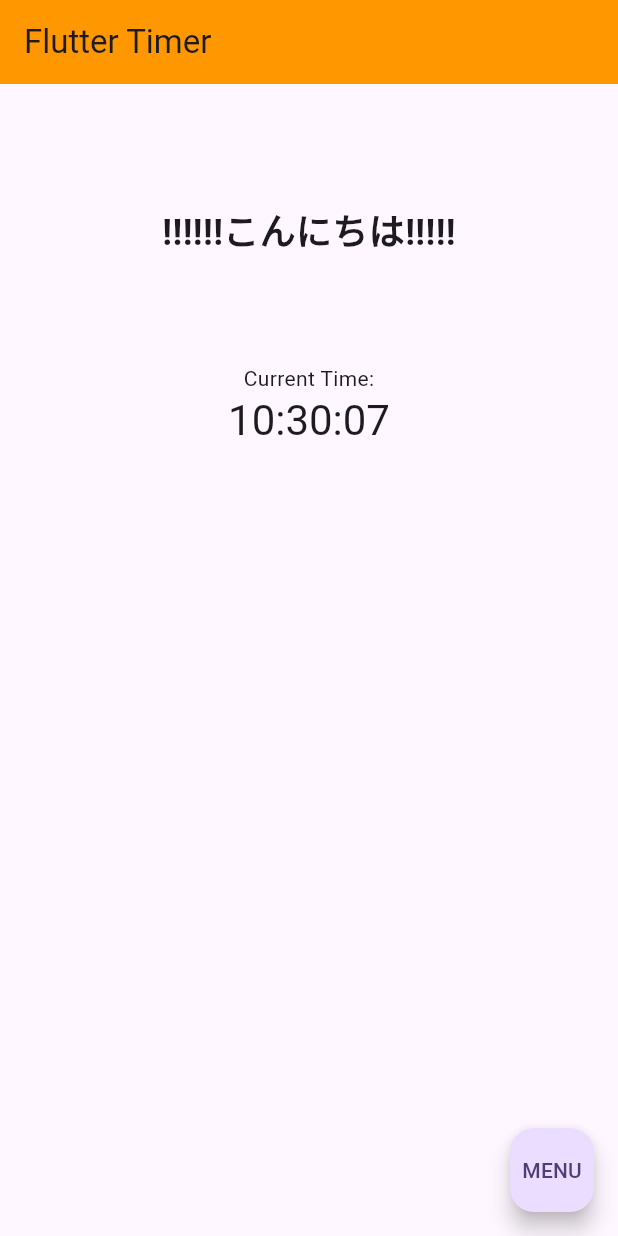
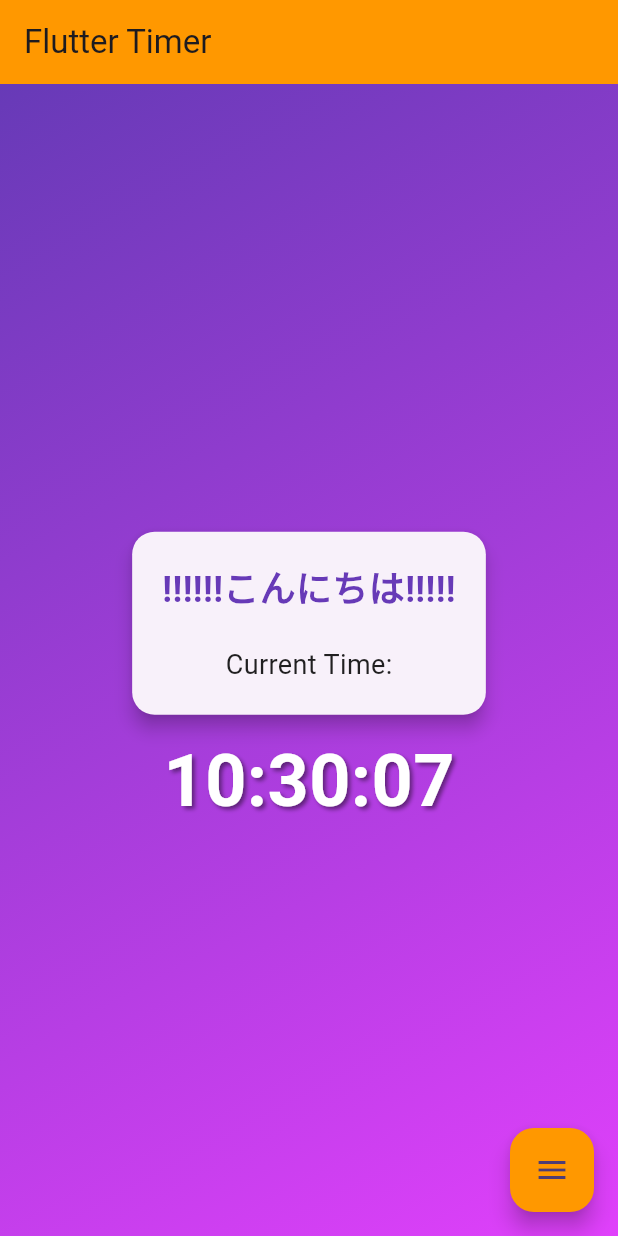
Before and after one commit to Shi-ori/Fultter, a Flutter app: the screen it shows after launch, on a phone screen of 412 x 824 dp. Run offline on Flutter 3.47's test engine with Material 3 defaults, Android fonts, the phone set to English and light mode, and no system bars; our stand-ins replace flutter_local_notifications, stop_watch_timer; missing offline and left inert: dart:js_interop.

Commit message:
mainのレイアウトをグラデーションを使っておしゃれにしました

```diff
--- a/fultter_task/lib/main.dart
+++ b/fultter_task/lib/main.dart
@@ -1,5 +1,3 @@
-import 'dart:html';
-
 import 'package:flutter/material.dart';
 import 'dart:async';
 import 'menu.dart';
@@ -15,8 +13,9 @@ class MyApp extends StatelessWidget {
     return MaterialApp(
       title: 'Flutter Timer',
       theme: ThemeData(
-        colorScheme: ColorScheme.fromSeed(seedColor: Colors.deepPurple),
-        useMaterial3: true,
+        colorScheme: ColorScheme.fromSeed(seedColor: Colors.deepPurple),//色を設定
+        useMaterial3: true, //Googleのフレームワーク
+        fontFamily: 'Roboto', // font指定
       ),
       home: const MyHomePage(title: 'Flutter Timer'),
     );
@@ -36,7 +35,7 @@ class _MyHomePageState extends State<MyHomePage> {
   String _currentTime = '';
 
   @override
-  void initState() { //タイマ更新
+  void initState() {
     super.initState();
     _updateTime();
     Timer.periodic(const Duration(seconds: 1), (Timer t) => _updateTime());
@@ -58,28 +57,70 @@ class _MyHomePageState extends State<MyHomePage> {
         title: Text(widget.title),
         backgroundColor: Colors.orange,
       ),
-      body: Center(
+      body: Container(
+        decoration: BoxDecoration(
+          gradient: LinearGradient(
+            colors: [Colors.deepPurple, Colors.purpleAccent], //グラデーション
+            begin: Alignment.topLeft, //グラデーション開始位置
+            end: Alignment.bottomRight,// 終了位置
+          ),
+        ),
+        child: Center(
           child: Column(
-          mainAxisAlignment: MainAxisAlignment.start,
+            mainAxisAlignment: MainAxisAlignment.center,
             children: <Widget>[
               const SizedBox(height: 80),
-            const Text(
+              Card(
+                margin: const EdgeInsets.symmetric(horizontal: 20, vertical: 10),
+                elevation: 5,
+                shape: RoundedRectangleBorder(
+                  borderRadius: BorderRadius.circular(15),
+                ),
+                child: Padding(
+                  padding: const EdgeInsets.all(20.0),
+                  child: Column(
+                    children: const <Widget>[
+                      Text(
                         '!!!!!!こんにちは!!!!!',
-              style: TextStyle(fontSize: 24, fontWeight: FontWeight.bold),
+                        style: TextStyle(
+                          fontSize: 24,
+                          fontWeight: FontWeight.bold,
+                          color: Colors.deepPurple,
                         ),
-            const SizedBox(height: 70),
-            const Text(
+                      ),
+                      SizedBox(height: 20),
+                      Text(
                         'Current Time:',
+                        style: TextStyle(
+                          fontSize: 18,
+                          color: Colors.black87,
+                        ),
+                      ),
+                    ],
+                  ),
+                ),
               ),
               Text(
                 _currentTime,
-              style: Theme.of(context).textTheme.headline4,
+                style: TextStyle(
+                  fontSize: 48,
+                  fontWeight: FontWeight.bold,
+                  color: Colors.white,
+                  shadows: [
+                    Shadow(
+                      offset: Offset(2, 2),
+                      blurRadius: 3,
+                      color: Colors.black45,
+                    ),
+                  ],
+                ),
               ),
               const SizedBox(height: 60),
             ],
           ),
         ),
-      floatingActionButton: FloatingActionButton( //メニュー遷移
+      ),
+      floatingActionButton: FloatingActionButton(
         onPressed: () {
           Navigator.push(
             context,
@@ -87,8 +128,9 @@ class _MyHomePageState extends State<MyHomePage> {
           );
         },
         tooltip: 'Next Page',
-        child: const Text('MENU'),
-      ), // This trailing comma makes a
+        backgroundColor: Colors.orange,
+        child: const Icon(Icons.menu),
+      ),
     );
   }
 }
--- a/fultter_task/lib/menu.dart
+++ b/fultter_task/lib/menu.dart
@@ -13,6 +13,7 @@ class memu extends StatelessWidget {
       appBar: AppBar(
         title: const Text('MEMU'),
         backgroundColor: Colors.orange,
+
       ),
       body: Center(
         child: Column(
@@ -29,13 +30,14 @@ class memu extends StatelessWidget {
                       );
                     },
                     child: const Text('MEMO')),
-                const SizedBox(width: 80), // 横スペース
+                /*const SizedBox(width: 80), // 横スペース
                 ElevatedButton(onPressed: () {
                   Navigator.push(
                         context,
                         MaterialPageRoute(builder: (context) => const Fullter_Timer()),
                   );
                 }, child: const Text('TIMER')),
+                */
               ],
             ),
             const SizedBox(height: 80), // 縦スペース
@@ -48,8 +50,9 @@ class memu extends StatelessWidget {
                         MaterialPageRoute(builder: (context) => const Stopwatch()),
                   );
                 }, child: const Text('Stop watch')),
-                const SizedBox(width: 80), // 横スペース
+                /*onst SizedBox(width: 80), // 横スペース
                 ElevatedButton(onPressed: () {}, child: const Text('ボタン')),
+                */
               ],
             ),
           ],
```
Lines whose indentation alone changed are shown as unchanged.
